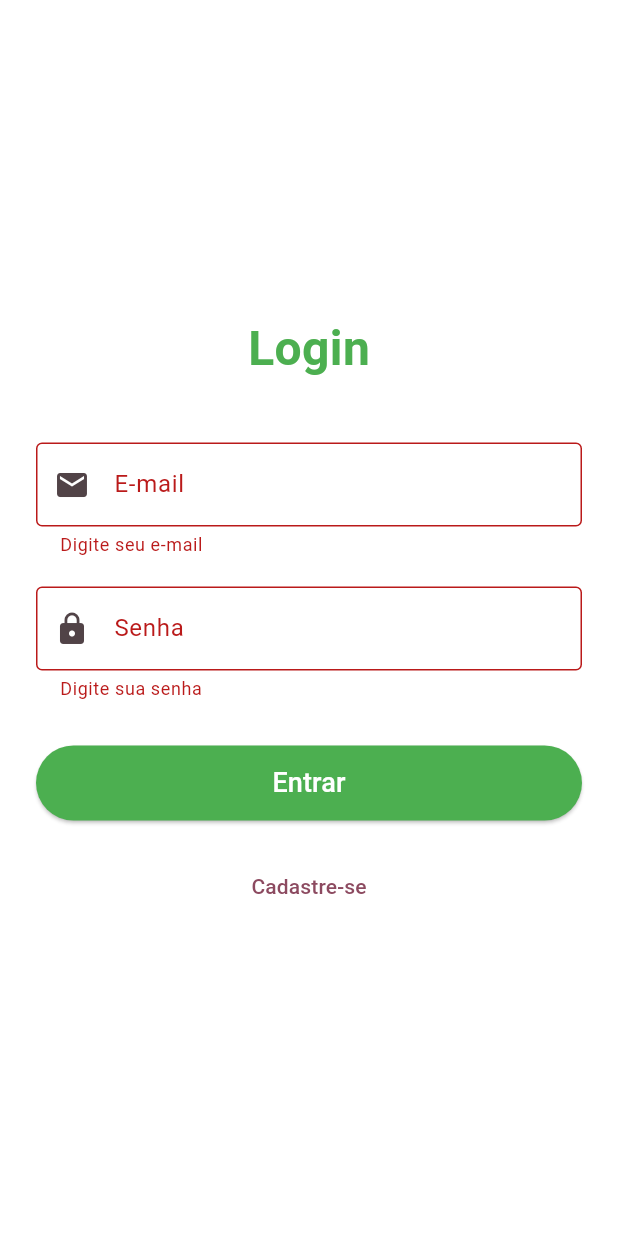
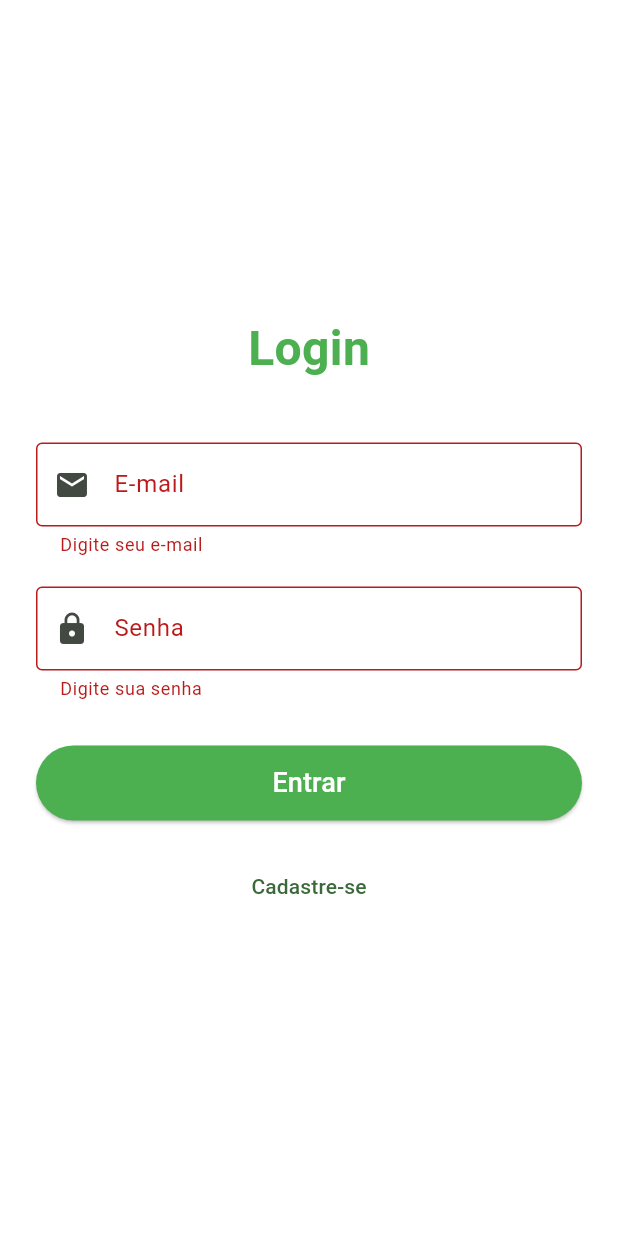
Before and after one commit to lewitzki/Controle_Despesas_Flutter, a Flutter app: the screen it shows after launch, after a tap on "Entrar", on a phone screen of 412 x 824 dp. Run offline on Flutter 3.47's test engine with Material 3 defaults, Android fonts, the phone set to English and light mode, and no system bars; our stand-ins replace cloud_firestore, firebase_core; accounts and stored records are empty.

```diff
--- a/lib/current-user.dart
+++ b/lib/current-user.dart
@@ -26,6 +26,17 @@ class CurrentUser {
     return User.fromJson(doc.id, doc.data());
   }
 
+  static Future<User?> getUserLoggedIn() async {
+    final snapshot = await FirebaseFirestore.instance
+        .collection('usuarios')
+        .doc('logado')
+        .get();
+
+    if (!snapshot.exists) return null;
+
+    return User.fromJson(snapshot.id, snapshot.data()!);
+  }
+
   static Future<void> login(User user) async {
     await FirebaseFirestore.instance.collection('usuarios').doc('logado').set({
       'id': user.id,
--- a/lib/main.dart
+++ b/lib/main.dart
@@ -1,5 +1,7 @@
+import 'package:controle_de_despesas/current-user.dart';
+import 'package:controle_de_despesas/home.dart';
 import 'package:controle_de_despesas/login.dart';
-import 'package:controle_de_despesas/register.dart';
+import 'package:controle_de_despesas/user.dart';
 import 'package:firebase_core/firebase_core.dart';
 import 'package:flutter/material.dart';
 
@@ -14,18 +16,22 @@ void main() async {
     ),
   );
 
-  runApp(const MyApp());
+  final User? logado = await CurrentUser.getUserLoggedIn();
+  final page = (logado == null) ? LoginPage() : HomePage();
+
+  runApp(MyApp(page));
 }
 
 class MyApp extends StatelessWidget {
-  const MyApp({super.key});
+  final Widget page;
+  const MyApp(this.page, {super.key});
 
   @override
   Widget build(BuildContext context) {
     return MaterialApp(
       title: 'Controle de Despesas',
-      theme: ThemeData(colorScheme: .fromSeed(seedColor: Colors.black)),
-      home: const LoginPage(),
+      theme: ThemeData(colorScheme: .fromSeed(seedColor: Colors.green)),
+      home: page,
     );
   }
 }
```
